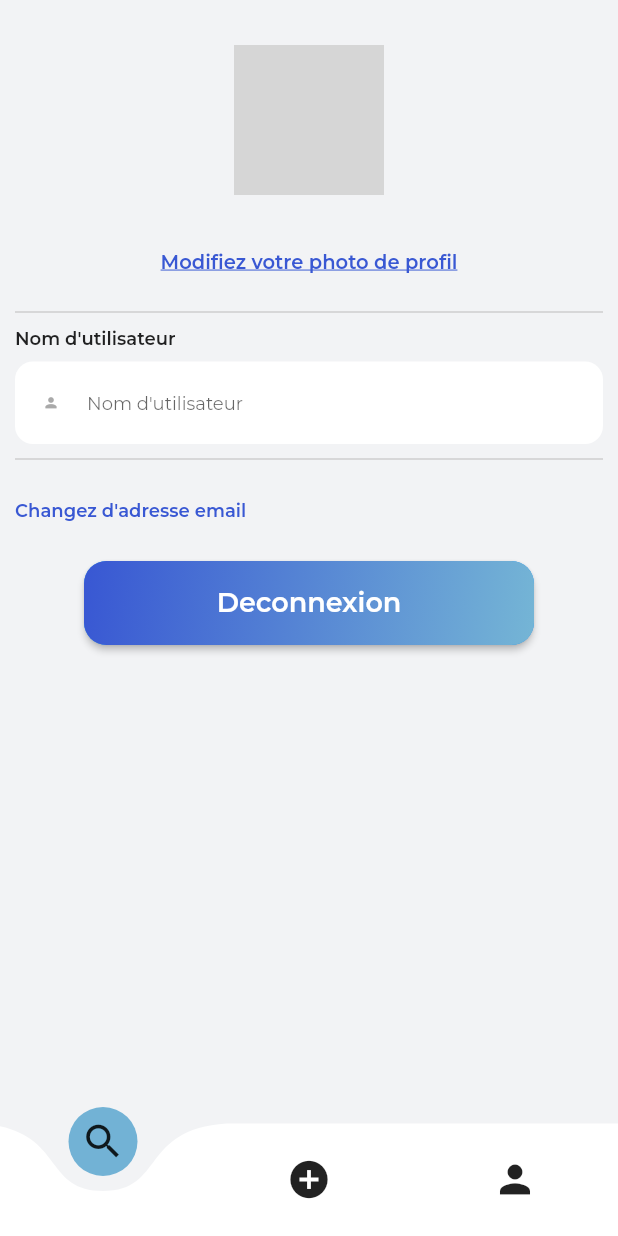
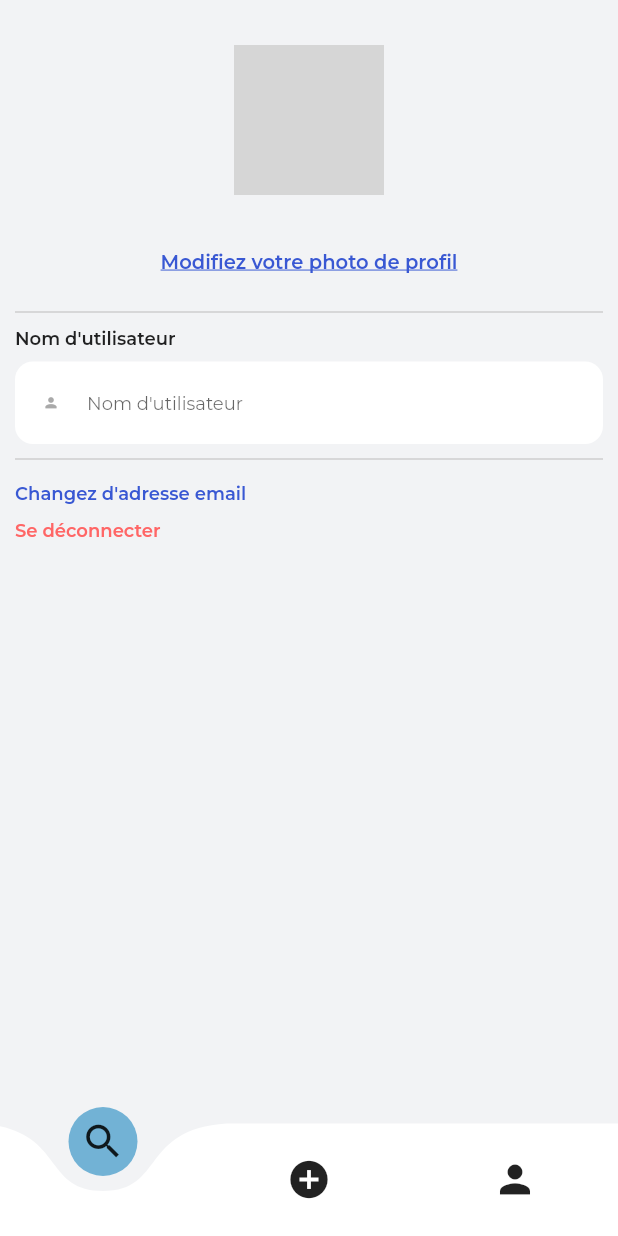
Before and after one commit to nicocarrasco/flutter_du_13, a Flutter app: the ProfilPage screen opened by its route, on a phone screen of 412 x 824 dp. Run offline on Flutter 3.47's test engine with Material 2 defaults, Android fonts, the phone set to English and light mode, and no system bars; drawn by our look-alikes of curved_navigation_bar; our stand-ins replace cloud_firestore, firebase_auth, firebase_core, firebase_storage, flutter_svg, fluttertoast and 2 more; accounts and stored records are empty; network calls fail; grey boxes are pictures that could not be loaded.

Commit message:
Improving ux of deconnexion btn

```diff
--- a/lib/screens/Profil/profil_screen.dart
+++ b/lib/screens/Profil/profil_screen.dart
@@ -14,7 +14,6 @@ class ProfilPage extends StatefulWidget {
 }
 
 class _SearchProfilState extends State<ProfilPage> {
-
   @override
   Widget build(BuildContext context) {
     return Scaffold(
@@ -24,7 +23,7 @@ class _SearchProfilState extends State<ProfilPage> {
             padding: const EdgeInsets.symmetric(horizontal: 10, vertical: 10),
             child: Column(
               crossAxisAlignment: CrossAxisAlignment.start,
-              children: <Widget> [
+              children: <Widget>[
                 const ProfilPicture(),
                 const Divider(
                   height: 20,
@@ -43,7 +42,9 @@ class _SearchProfilState extends State<ProfilPage> {
                 ),
                 TextButton(
                   style: TextButton.styleFrom(
-                    padding: EdgeInsets.zero,
+                    padding: const EdgeInsets.symmetric(vertical: 5),
+                    minimumSize: Size.zero,
+                    tapTargetSize: MaterialTapTargetSize.shrinkWrap,
                   ),
                   onPressed: () {
                     Navigator.push(
@@ -62,39 +63,25 @@ class _SearchProfilState extends State<ProfilPage> {
                     ),
                   ),
                 ),
-              ],
-            ),
-          ),
-          ElevatedButton(
-            onPressed: () async {
-              await Provider.of<UserProvider>(context, listen: false)
-                  .signOut();
-            },
-            style: ElevatedButton.styleFrom(
-              padding: EdgeInsets.zero,
-              shape: RoundedRectangleBorder(
-                borderRadius: BorderRadius.circular(15),
-              ),
-            ),
-            child: Ink(
-              decoration: BoxDecoration(
-                gradient: const LinearGradient(
-                  end: Alignment(2.5, 2.5),
-                  colors: <Color>[primaryDarkerColor, primaryLighterColor],
-                ),
-                borderRadius: BorderRadius.circular(15),
-              ),
-              child: const SizedBox(
-                width: 300,
-                child: Padding(
-                  padding: EdgeInsets.symmetric(vertical: 17),
-                  child: Text(
-                    'Deconnexion',
-                    textAlign: TextAlign.center,
-                    style: TextStyle(fontSize: 18, fontWeight: FontWeight.w600),
+                TextButton(
+                  style: TextButton.styleFrom(
+                    padding: const EdgeInsets.symmetric(vertical: 5),
+                    minimumSize: Size.zero,
+                    tapTargetSize: MaterialTapTargetSize.shrinkWrap,
+                  ),
+                  onPressed: () {
+                    Provider.of<UserProvider>(context, listen: false).signOut();
+                  },
+                  child: const Text(
+                    "Se déconnecter",
+                    style: TextStyle(
+                      fontSize: 12,
+                      fontWeight: FontWeight.w600,
+                      color: errorColor,
+                    ),
                   ),
                 ),
-              ),
+              ],
             ),
           ),
         ],
```
